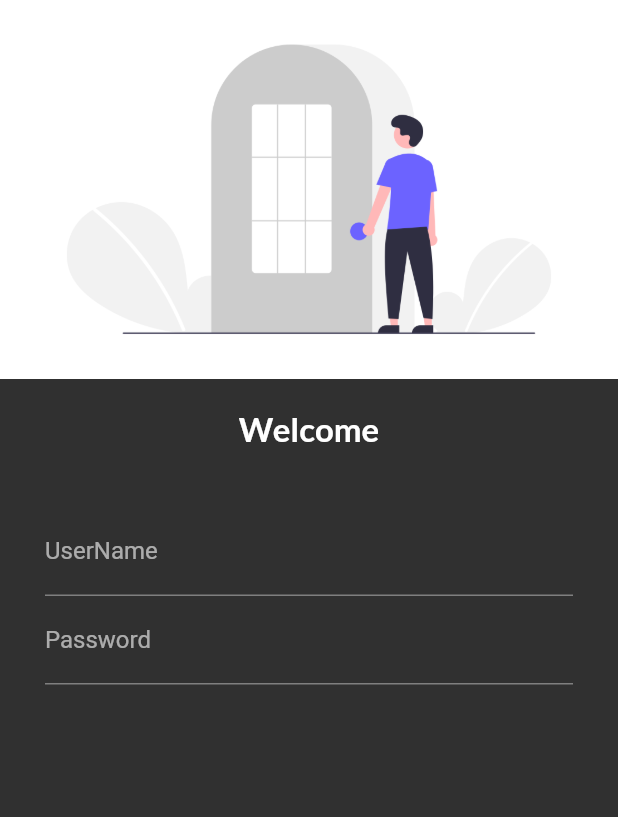
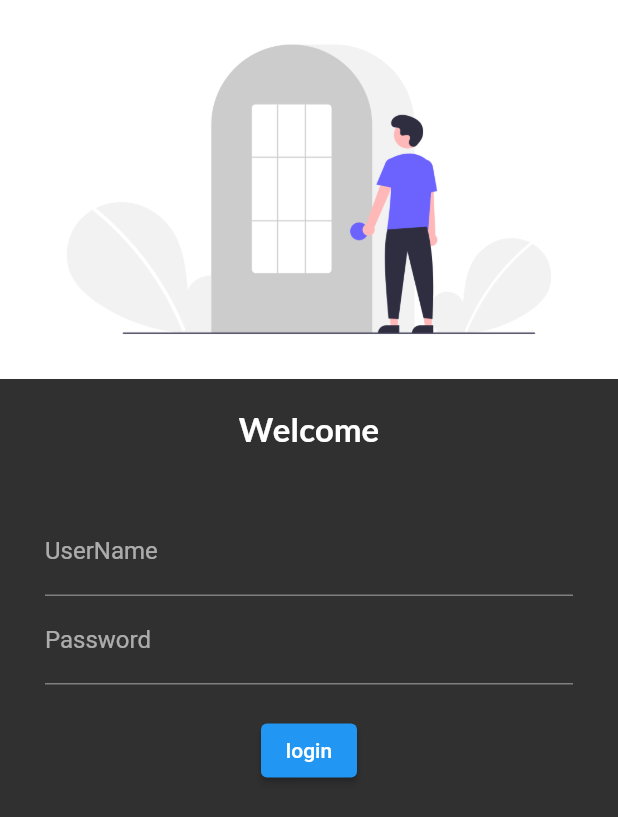
Before and after one commit to smil-thakur/CatalogApp, a Flutter app: the screen it shows after launch, on a phone screen of 412 x 824 dp. Shown: the top 817 px of the screen. Run offline on Flutter 3.47's test engine with Material 2 defaults, Android fonts, the phone set to English and light mode, and no system bars; our stand-ins replace google_fonts.

Commit message:
button added

```diff
--- a/lib/pages/login_page.dart
+++ b/lib/pages/login_page.dart
@@ -40,7 +40,16 @@ class LoginPage extends StatelessWidget {
                 )
               ],
             ),
-          )
+          ),
+          ElevatedButton(
+            onPressed: () {
+              print('button pressed');
+            },
+            child: Text("login"),
+            style: TextButton.styleFrom(
+              primary: Colors.white,
+            ),
+          ),
         ],
       ),
     );
```
